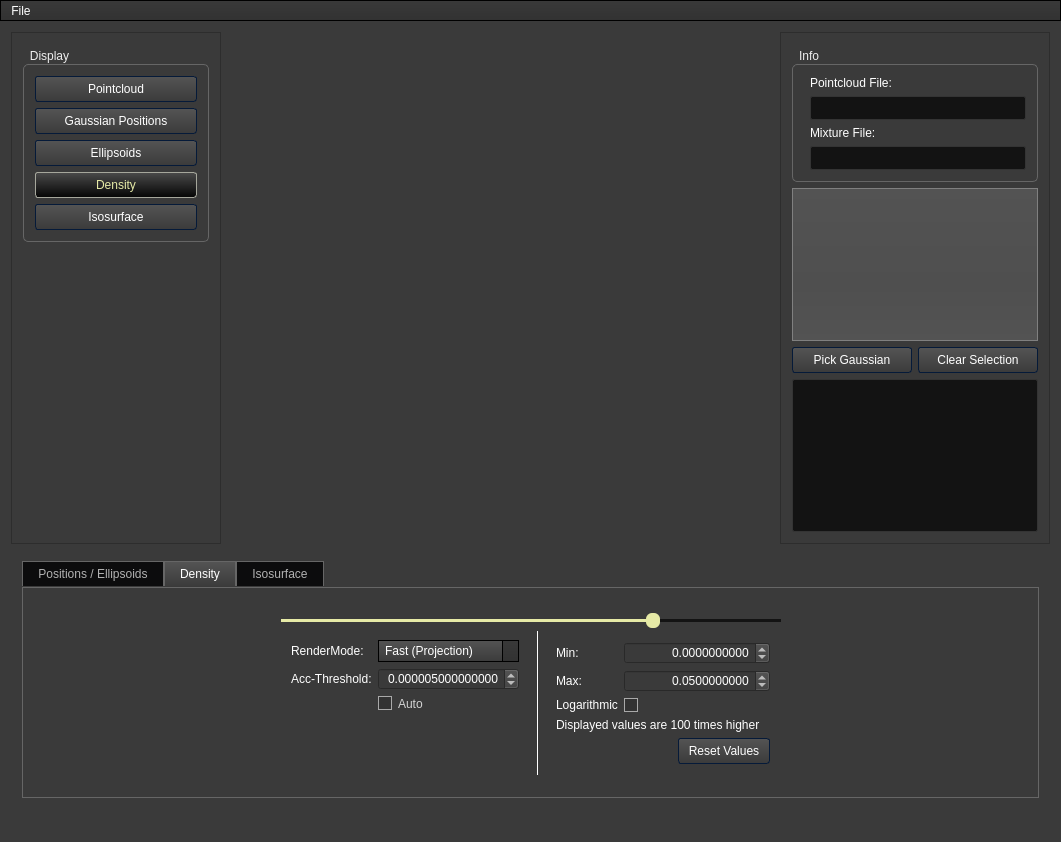
Old version of the form da-gm-1/da-gm-1/gmvis/ui/VisualizerWindow.ui in the repository SFraissTU/gm_vis.
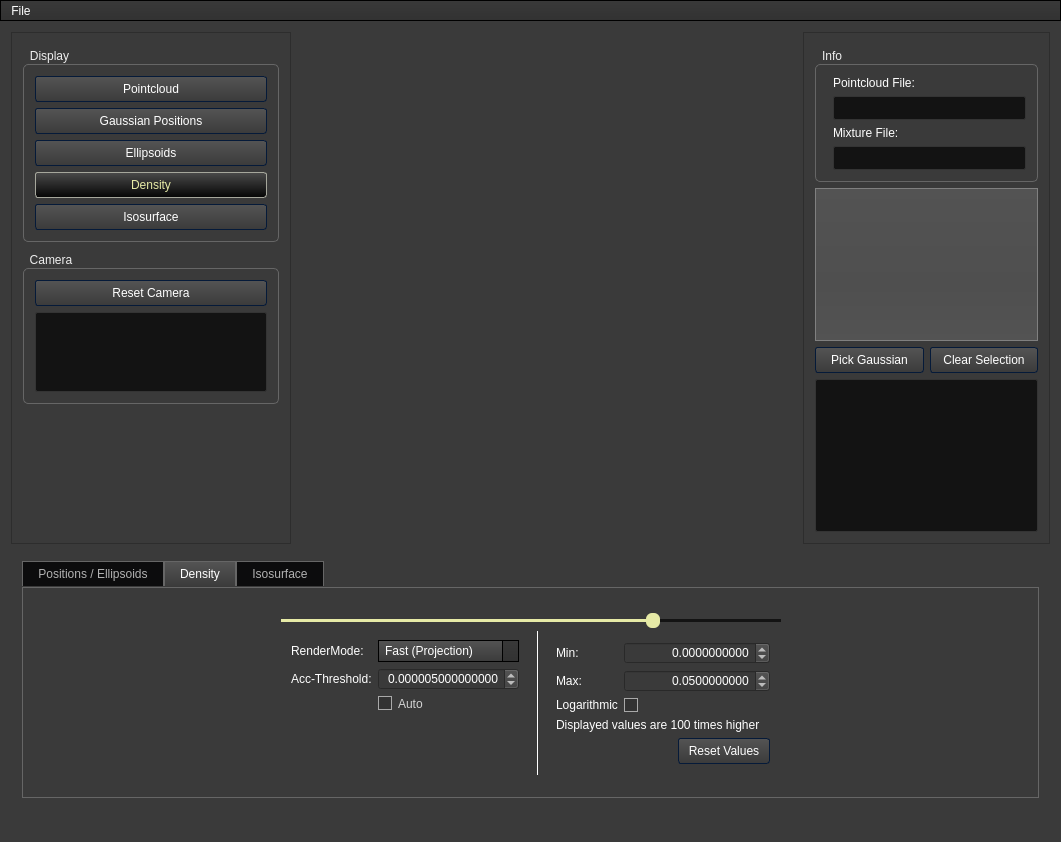
New version of the form. Icons and pictures are not drawn. Custom widgets are drawn as their Qt base class.

Commit message: Line Reading, Camera Info, UI-ErrorManagement, Marking of invalid Gaussians

The edit to the form file:
```diff
--- a/da-gm-1/da-gm-1/gmvis/ui/VisualizerWindow.ui
+++ b/da-gm-1/da-gm-1/gmvis/ui/VisualizerWindow.ui
@@ -643,7 +643,7 @@
 {
 	background-color: qlineargradient(spread:repeat, x1:1, y1:0, x2:1, y2:1, stop:0 rgba(83, 83, 83, 255),stop:0.293269 rgba(81, 81, 81, 255),stop:0.634615 rgba(79, 79, 79, 255),stop:1 rgba(83, 83, 83, 255));
     border : none;
-    color: white;
+    /*color: white;*/
     show-decoration-selected: 1; 
     outline: 0;
 	border: 1px solid gray;
@@ -679,7 +679,6 @@
 {
 	background-color: #e6eaa6;
 	border: 1px solid #e6eaa6;
-	color: #fff;
 
 }
 
@@ -688,7 +687,6 @@
 {
 	background-color: #e6eaa6;
 	border: 1px solid #e6eaa6;
-	color: #fff;
 
 }
 
@@ -697,7 +695,6 @@
 {
 	background-color: #e6eaa6;
 	border: 1px solid #e6eaa6;
-	color: #fff;
 
 }
 
@@ -1950,6 +1947,41 @@
           </layout>
          </widget>
         </item>
+        <item>
+         <widget class="QGroupBox" name="groupBox_3">
+          <property name="maximumSize">
+           <size>
+            <width>16777215</width>
+            <height>160</height>
+           </size>
+          </property>
+          <property name="title">
+           <string>Camera</string>
+          </property>
+          <layout class="QVBoxLayout" name="verticalLayout_4">
+           <item>
+            <widget class="QPushButton" name="btn_camReset">
+             <property name="text">
+              <string>Reset Camera</string>
+             </property>
+            </widget>
+           </item>
+           <item>
+            <widget class="QPlainTextEdit" name="txt_caminfo">
+             <property name="maximumSize">
+              <size>
+               <width>16777215</width>
+               <height>80</height>
+              </size>
+             </property>
+             <property name="readOnly">
+              <bool>true</bool>
+             </property>
+            </widget>
+           </item>
+          </layout>
+         </widget>
+        </item>
         <item>
          <spacer name="verticalSpacer">
           <property name="orientation">
```
Left out of the diff: 1 changed line with no effect on the pictures. The commit also changes 12 other files.
